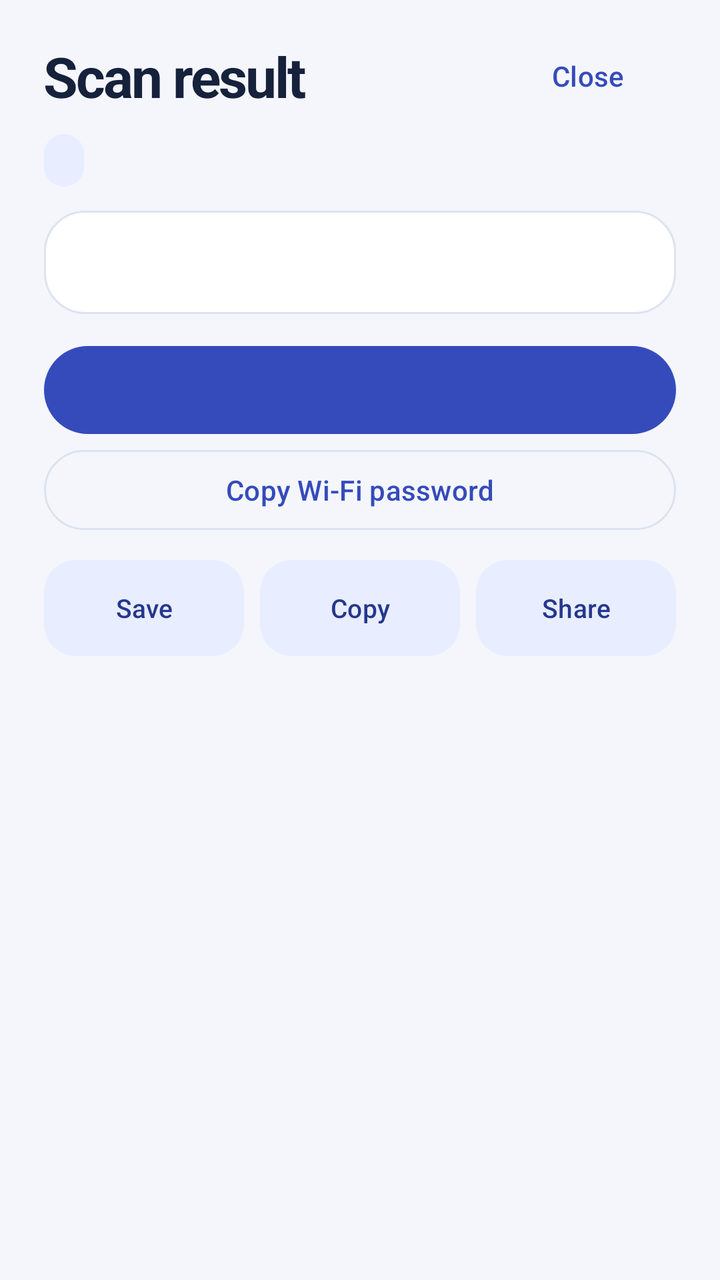
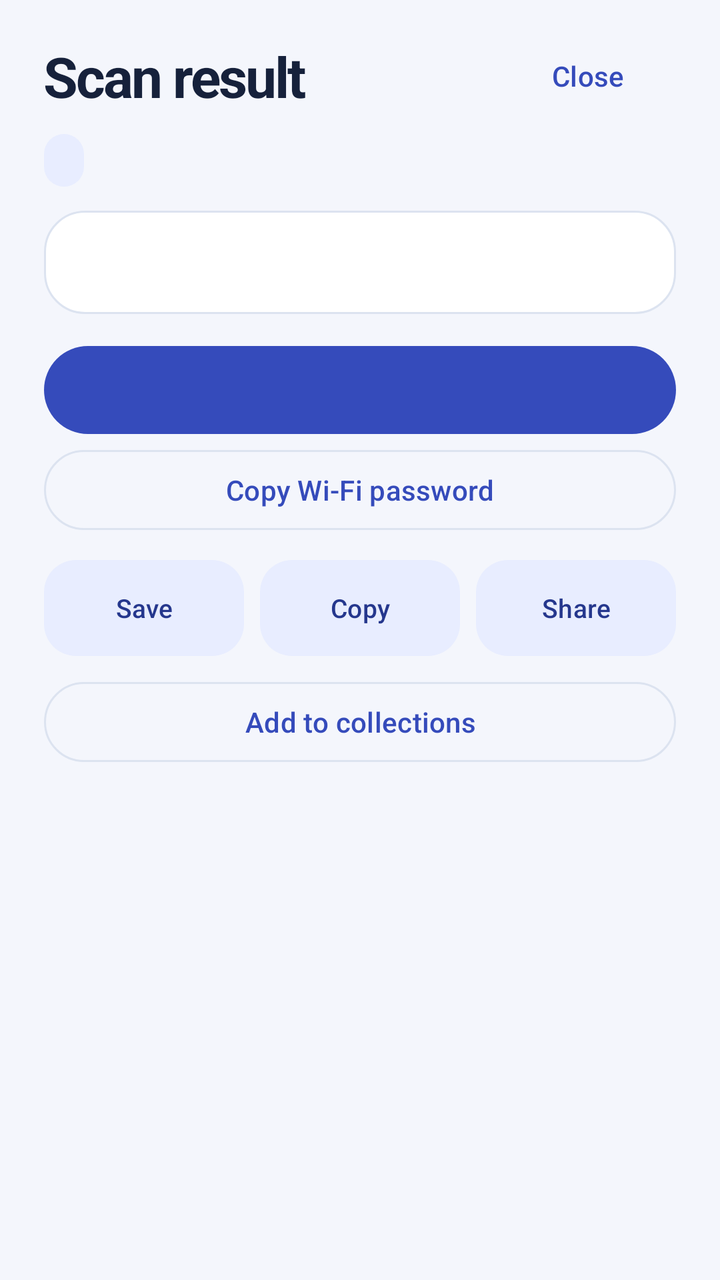

Two renders of the same Android screen: before a commit and after it. Below are the layout's source before the change and the commit's diff.
<!-- AndroidManifest.xml: application theme Theme.ScanCode -->
<!-- res/layout/dialog_result.xml -->
<?xml version="1.0" encoding="utf-8"?>
<androidx.core.widget.NestedScrollView xmlns:android="http://schemas.android.com/apk/res/android"
    android:id="@+id/resultContent"
    android:layout_width="match_parent"
    android:layout_height="wrap_content"
    android:clipToPadding="false">

    <LinearLayout
        android:layout_width="match_parent"
        android:layout_height="wrap_content"
        android:orientation="vertical"
        android:paddingHorizontal="22dp"
        android:paddingTop="14dp"
        android:paddingBottom="26dp">

        <LinearLayout
            android:layout_width="match_parent"
            android:layout_height="wrap_content"
            android:gravity="center_vertical"
            android:orientation="horizontal">

            <TextView
                android:layout_width="0dp"
                android:layout_height="wrap_content"
                android:layout_weight="1"
                android:text="@string/result_title"
                android:textAppearance="@style/TextAppearance.ScanCode.Title" />

            <com.google.android.material.button.MaterialButton
                android:id="@+id/closeButton"
                style="@style/Widget.Material3.Button.TextButton"
                android:layout_width="wrap_content"
                android:layout_height="wrap_content"
                android:text="@string/close" />
        </LinearLayout>

        <TextView
            android:id="@+id/formatText"
            android:layout_width="wrap_content"
            android:layout_height="wrap_content"
            android:layout_marginTop="5dp"
            android:background="@drawable/format_tile"
            android:paddingHorizontal="10dp"
            android:paddingVertical="5dp"
            android:textAppearance="?attr/textAppearanceLabelMedium"
            android:textColor="@color/on_tonal" />

        <TextView
            android:id="@+id/valueText"
            android:layout_width="match_parent"
            android:layout_height="wrap_content"
            android:layout_marginTop="12dp"
            android:background="@drawable/surface_card"
            android:fontFamily="monospace"
            android:padding="15dp"
            android:textAppearance="?attr/textAppearanceBodyLarge"
            android:textColor="@color/ink"
            android:textIsSelectable="true" />

        <com.google.android.material.button.MaterialButton
            android:id="@+id/openButton"
            style="@style/Widget.Material3.Button"
            android:layout_width="match_parent"
            android:layout_height="wrap_content"
            android:layout_marginTop="12dp"
            android:minHeight="52dp" />

        <com.google.android.material.button.MaterialButton
            android:id="@+id/copyPasswordButton"
            style="@style/Widget.Material3.Button.OutlinedButton"
            android:layout_width="match_parent"
            android:layout_height="wrap_content"
            android:text="@string/copy_password" />

        <LinearLayout
            android:layout_width="match_parent"
            android:layout_height="wrap_content"
            android:layout_marginTop="7dp"
            android:orientation="horizontal">

            <com.google.android.material.button.MaterialButton
                android:id="@+id/saveButton"
                style="@style/Widget.ScanCode.Action"
                android:layout_width="0dp"
                android:layout_height="wrap_content"
                android:layout_marginEnd="4dp"
                android:layout_weight="1"
                android:text="@string/save" />

            <com.google.android.material.button.MaterialButton
                android:id="@+id/copyButton"
                style="@style/Widget.ScanCode.Action"
                android:layout_width="0dp"
                android:layout_height="wrap_content"
                android:layout_marginHorizontal="4dp"
                android:layout_weight="1"
                android:text="@string/copy" />

            <com.google.android.material.button.MaterialButton
                android:id="@+id/shareButton"
                style="@style/Widget.ScanCode.Action"
                android:layout_width="0dp"
                android:layout_height="wrap_content"
                android:layout_marginStart="4dp"
                android:layout_weight="1"
                android:text="@string/share" />
        </LinearLayout>
    </LinearLayout>
</androidx.core.widget.NestedScrollView>
<!-- resources referenced by this layout -->
<resources>
  <color name="ink">#16213B</color>
  <color name="on_tonal">#25378D</color>
  <!-- drawable format_tile (drawable) -->
  <shape xmlns:android="http://schemas.android.com/apk/res/android">
      <solid android:color="@color/tonal" />
      <corners android:radius="12dp" />
  </shape>
  <!-- drawable surface_card (drawable) -->
  <shape xmlns:android="http://schemas.android.com/apk/res/android">
      <solid android:color="@color/card" />
      <stroke android:width="1dp" android:color="@color/outline" />
      <corners android:radius="20dp" />
  </shape>
  <string name="close">Close</string>
  <string name="copy">Copy</string>
  <string name="copy_password">Copy Wi-Fi password</string>
  <string name="result_title">Scan result</string>
  <string name="save">Save</string>
  <string name="share">Share</string>
  <style name="TextAppearance.ScanCode.Title" parent="TextAppearance.Material3.HeadlineMedium">
          <item name="android:fontFamily">sans-serif</item>
          <item name="android:textStyle">bold</item>
          <item name="android:letterSpacing">-0.035</item>
          <item name="android:textColor">@color/ink</item>
      </style>
  <style name="Widget.ScanCode.Action" parent="Widget.Material3.Button.TonalButton">
          <item name="android:minHeight">56dp</item>
          <item name="android:textSize">13sp</item>
          <item name="android:paddingStart">8dp</item>
          <item name="android:paddingEnd">8dp</item>
          <item name="cornerRadius">16dp</item>
          <item name="iconGravity">textStart</item>
          <item name="iconPadding">6dp</item>
          <item name="iconSize">18dp</item>
      </style>
  <style name="Theme.ScanCode" parent="Theme.Material3.DayNight.NoActionBar">
          <item name="colorPrimary">@color/primary</item>
          <item name="colorOnPrimary">@color/on_primary</item>
          <item name="colorPrimaryContainer">@color/tonal</item>
          <item name="colorOnPrimaryContainer">@color/on_tonal</item>
          <item name="colorSecondaryContainer">@color/tonal</item>
          <item name="colorOnSecondaryContainer">@color/on_tonal</item>
          <item name="colorSurface">@color/card</item>
          <item name="colorOnSurface">@color/ink</item>
          <item name="colorSurfaceVariant">@color/tonal</item>
          <item name="colorOnSurfaceVariant">@color/muted</item>
          <item name="colorOutline">@color/outline</item>
          <item name="android:windowBackground">@color/surface</item>
      </style>
  <color name="tonal">#E8EDFF</color>
  <color name="card">#FFFFFF</color>
  <color name="outline">#DCE3F0</color>
  <color name="primary">#354BBB</color>
  <color name="on_primary">#FFFFFF</color>
  <color name="muted">#52617C</color>
  <color name="surface">#F4F6FC</color>
</resources>

<!-- the commit's change to res/layout/dialog_result.xml (unified diff, before → after) -->
@@ -44,6 +44,59 @@
             android:paddingVertical="5dp"
             android:textAppearance="?attr/textAppearanceLabelMedium"
             android:textColor="@color/on_tonal" />
+
+        <LinearLayout
+            android:id="@+id/linkReview"
+            android:layout_width="match_parent"
+            android:layout_height="wrap_content"
+            android:layout_marginTop="12dp"
+            android:background="@drawable/surface_card"
+            android:orientation="vertical"
+            android:padding="15dp"
+            android:visibility="gone">
+
+            <TextView
+                android:layout_width="match_parent"
+                android:layout_height="wrap_content"
+                android:text="@string/link_review_title"
+                android:textAppearance="?attr/textAppearanceLabelLarge"
+                android:textColor="@color/on_tonal" />
+
+            <TextView
+                android:id="@+id/linkHost"
+                android:layout_width="match_parent"
+                android:layout_height="wrap_content"
+                android:layout_marginTop="4dp"
+                android:fontFamily="monospace"
+                android:textAppearance="?attr/textAppearanceTitleMedium"
+                android:textColor="@color/ink"
+                android:textDirection="ltr"
+                android:textIsSelectable="true" />
+
+            <TextView
+                android:id="@+id/linkTransport"
+                android:layout_width="match_parent"
+                android:layout_height="wrap_content"
+                android:layout_marginTop="5dp"
+                android:textAppearance="?attr/textAppearanceBodyMedium"
+                android:textColor="@color/ink" />
+
+            <TextView
+                android:id="@+id/linkSignals"
+                android:layout_width="match_parent"
+                android:layout_height="wrap_content"
+                android:layout_marginTop="5dp"
+                android:textAppearance="?attr/textAppearanceBodyMedium"
+                android:textColor="@color/ink" />
+
+            <TextView
+                android:layout_width="match_parent"
+                android:layout_height="wrap_content"
+                android:layout_marginTop="6dp"
+                android:text="@string/link_reputation_unchecked"
+                android:textAppearance="?attr/textAppearanceBodySmall"
+                android:textColor="@color/muted" />
+        </LinearLayout>
 
         <TextView
             android:id="@+id/valueText"
@@ -105,5 +158,14 @@
                 android:layout_weight="1"
                 android:text="@string/share" />
         </LinearLayout>
+
+        <com.google.android.material.button.MaterialButton
+            android:id="@+id/resultCollectionsButton"
+            style="@style/Widget.Material3.Button.OutlinedButton"
+            android:layout_width="match_parent"
+            android:layout_height="wrap_content"
+            android:layout_marginTop="5dp"
+            android:minHeight="48dp"
+            android:text="@string/collection_add" />
     </LinearLayout>
 </androidx.core.widget.NestedScrollView>
<!-- resource entries referenced after the edit -->
@@ -14,8 +14,11 @@
       <corners android:radius="20dp" />
   </shape>
   <string name="close">Close</string>
+  <string name="collection_add">Add to collections</string>
   <string name="copy">Copy</string>
   <string name="copy_password">Copy Wi-Fi password</string>
+  <string name="link_reputation_unchecked">Checked on device. Website reputation is unchecked.</string>
+  <string name="link_review_title">Link review</string>
   <string name="result_title">Scan result</string>
   <string name="save">Save</string>
   <string name="share">Share</string>
